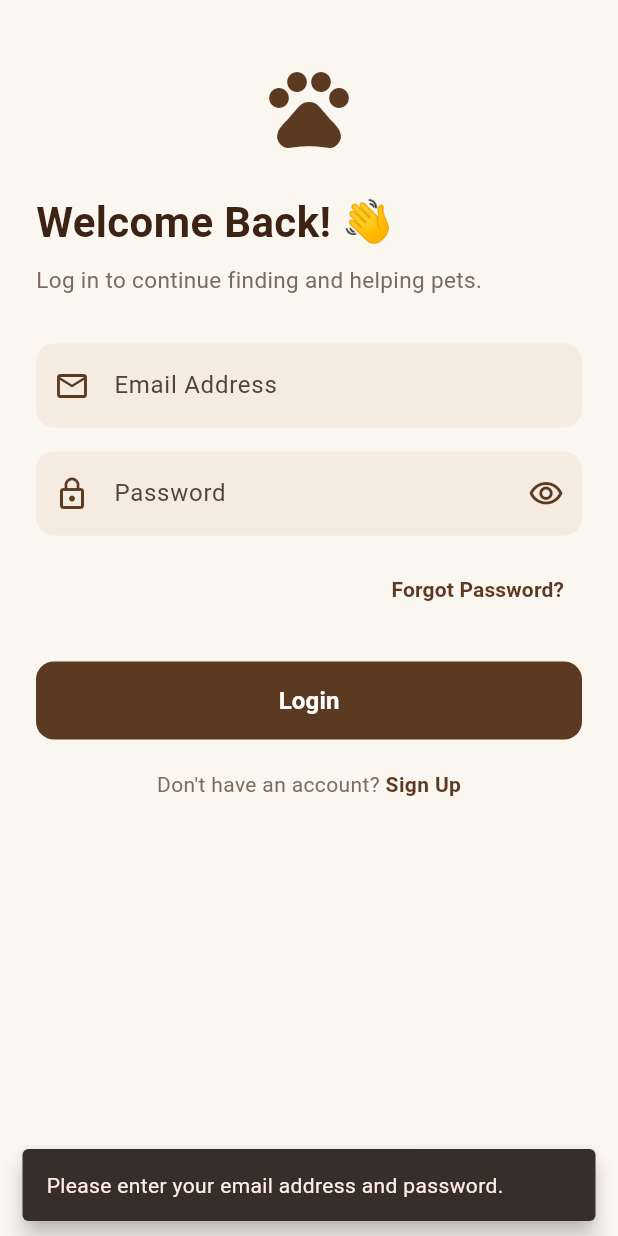
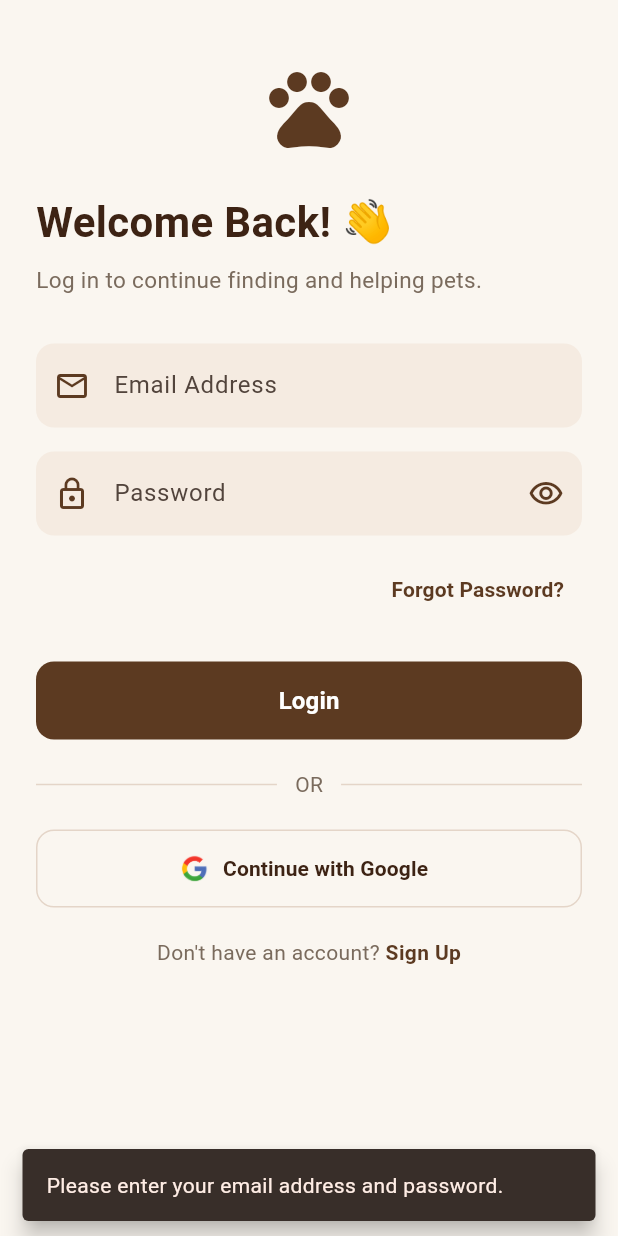
Before and after one commit to Keshaini/petbridge_app, a Flutter app: the LoginScreen screen opened by its route, after a tap on "Login", on a phone screen of 412 x 824 dp. Run offline on Flutter 3.47's test engine with Material 3 defaults, Android fonts, the light colour scheme and no system bars; our stand-ins replace cloud_firestore, firebase_auth, firebase_core, flutter_map, geolocator, go_router and 2 more; accounts and stored records are empty.

Commit message:
Add Google logo to authentication buttons

```diff
--- a/lib/login_screen.dart
+++ b/lib/login_screen.dart
@@ -1,7 +1,7 @@
 
 import 'package:flutter/material.dart';
-import 'package:firebase_auth/firebase_auth.dart';
 import 'package:go_router/go_router.dart';
+import 'services/auth_service.dart';
 
 class LoginScreen extends StatefulWidget {
   const LoginScreen({super.key});
@@ -34,7 +34,6 @@ class _LoginScreenState extends State<LoginScreen> {
     final email = _emailController.text.trim();
     final password = _passwordController.text;
 
-    // Validate the input before contacting Firebase.
     if (email.isEmpty || password.isEmpty) {
       _showMessage('Please enter your email address and password.');
       return;
@@ -48,55 +47,38 @@ class _LoginScreenState extends State<LoginScreen> {
     setState(() => _loading = true);
 
     try {
-      // Authenticate the user with Firebase.
-      await FirebaseAuth.instance.signInWithEmailAndPassword(
-        email: email,
-        password: password,
-      );
+      await AuthService.signIn(email, password);
 
       if (!mounted) return;
 
-      // Navigate only after Firebase confirms successful login.
       context.go('/home');
-    } on FirebaseAuthException catch (e) {
+    } catch (e) {
+      if (!mounted) return;
+      _showMessage(AuthService.message(e));
+    } finally {
+      if (mounted) setState(() => _loading = false);
+    }
+  }
+
+  Future<void> _googleLogin() async {
+    setState(() => _loading = true);
+
+    try {
+      final result = await AuthService.signInWithGoogle();
+
       if (!mounted) return;
 
-      String message;
-
-      switch (e.code) {
-        case 'invalid-email':
-          message = 'Please enter a valid email address.';
-          break;
-        case 'user-not-found':
-        case 'wrong-password':
-        case 'invalid-credential':
-          message = 'Incorrect email or password.';
-          break;
-        case 'user-disabled':
-          message = 'This account has been disabled.';
-          break;
-        case 'too-many-requests':
-          message = 'Too many attempts. Please try again later.';
-          break;
-        case 'network-request-failed':
-          message = 'Network error. Check your internet connection.';
-          break;
-        case 'operation-not-allowed':
-          message =
-              'Email and password login is not enabled in Firebase.';
-          break;
-        default:
-          message = 'Login failed. Please try again.';
+      if (result == null) {
+        _showMessage('Google sign-in was cancelled.');
+        return;
       }
 
-      _showMessage(message);
+      context.go('/home');
     } catch (e) {
       if (!mounted) return;
-      _showMessage('Something went wrong. Please try again.');
+      _showMessage(AuthService.message(e));
     } finally {
-      if (mounted) {
-        setState(() => _loading = false);
-      }
+      if (mounted) setState(() => _loading = false);
     }
   }
 
@@ -148,7 +130,6 @@ class _LoginScreenState extends State<LoginScreen> {
               ),
               const SizedBox(height: 32),
 
-              // Email field
               TextField(
                 controller: _emailController,
                 keyboardType: TextInputType.emailAddress,
@@ -170,7 +151,6 @@ class _LoginScreenState extends State<LoginScreen> {
               ),
               const SizedBox(height: 16),
 
-              // Password field
               TextField(
                 controller: _passwordController,
                 obscureText: _obscurePassword,
@@ -207,7 +187,6 @@ class _LoginScreenState extends State<LoginScreen> {
               ),
               const SizedBox(height: 12),
 
-              // Forgot password
               Align(
                 alignment: Alignment.centerRight,
                 child: TextButton(
@@ -225,7 +204,6 @@ class _LoginScreenState extends State<LoginScreen> {
               ),
               const SizedBox(height: 24),
 
-              // Login button
               SizedBox(
                 width: double.infinity,
                 height: 52,
@@ -257,17 +235,59 @@ class _LoginScreenState extends State<LoginScreen> {
                         ),
                 ),
               ),
+
               const SizedBox(height: 20),
 
-              // Sign up navigation
+              const Row(
+                children: [
+                  Expanded(child: Divider(color: Color(0xFFE4D5C8))),
+                  Padding(
+                    padding: EdgeInsets.symmetric(horizontal: 12),
+                    child: Text(
+                      'OR',
+                      style: TextStyle(color: Color(0xFF7A6B5D)),
+                    ),
+                  ),
+                  Expanded(child: Divider(color: Color(0xFFE4D5C8))),
+                ],
+              ),
+
+              const SizedBox(height: 20),
+
+              SizedBox(
+                width: double.infinity,
+                height: 52,
+                child: OutlinedButton.icon(
+                  onPressed: _loading ? null : _googleLogin,
+                  icon: Image.asset(
+                    'assets/images/google-logo-png.webp',
+                    width: 22,
+                    height: 22,
+                  ),
+                  label: const Text(
+                    'Continue with Google',
+                    style: TextStyle(
+                      color: Color(0xFF3D2314),
+                      fontWeight: FontWeight.w600,
+                    ),
+                  ),
+                  style: OutlinedButton.styleFrom(
+                    side: const BorderSide(color: Color(0xFFE4D5C8)),
+                    shape: RoundedRectangleBorder(
+                      borderRadius: BorderRadius.circular(12),
+                    ),
+                  ),
+                ),
+              ),
+
+              const SizedBox(height: 20),
+
               Row(
                 mainAxisAlignment: MainAxisAlignment.center,
                 children: [
                   const Text(
                     "Don't have an account? ",
-                    style: TextStyle(
-                      color: Color(0xFF7A6B5D),
-                    ),
+                    style: TextStyle(color: Color(0xFF7A6B5D)),
                   ),
                   GestureDetector(
                     onTap: _loading
--- a/pubspec.yaml
+++ b/pubspec.yaml
@@ -36,6 +36,7 @@ dependencies:
   go_router: ^14.3.0
 
   crypto: ^3.0.3
+  google_sign_in: 6.2.2
 
 dev_dependencies:
   flutter_test:
```
Also changed, not shown: lib/signup_screen.dart (+239 -37 lines), assets/images/google-logo-png.webp (added).
